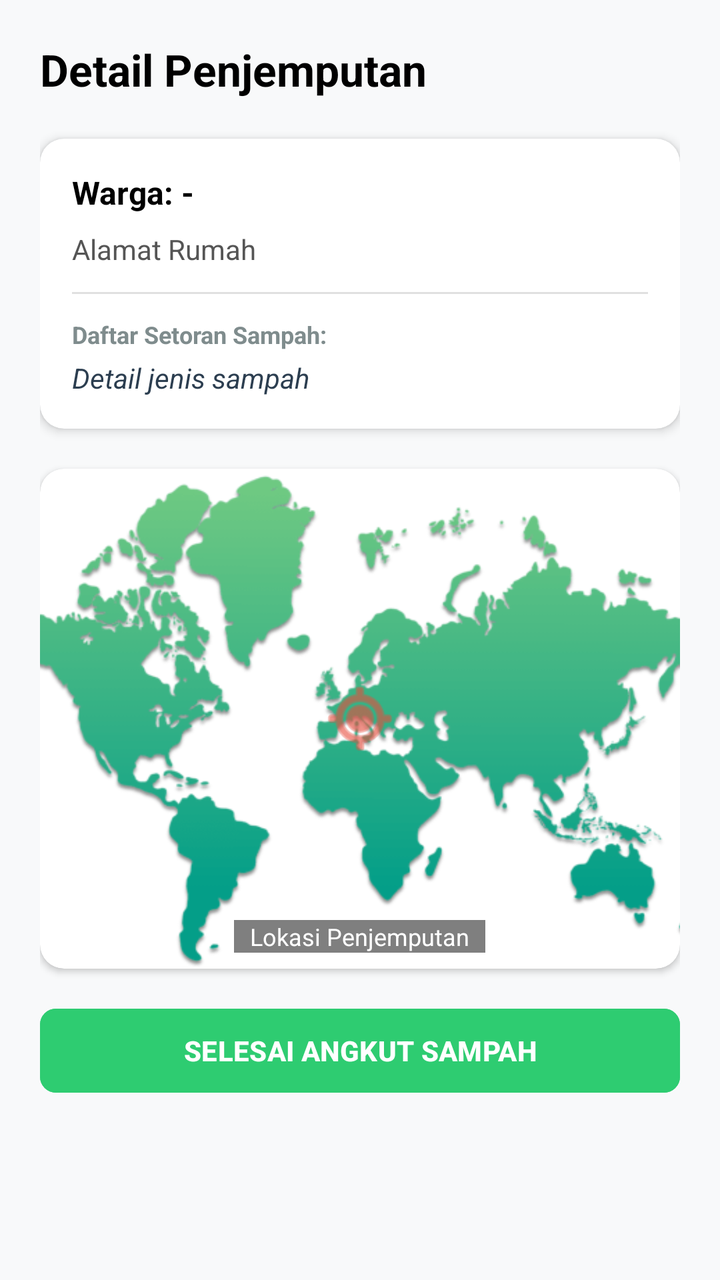
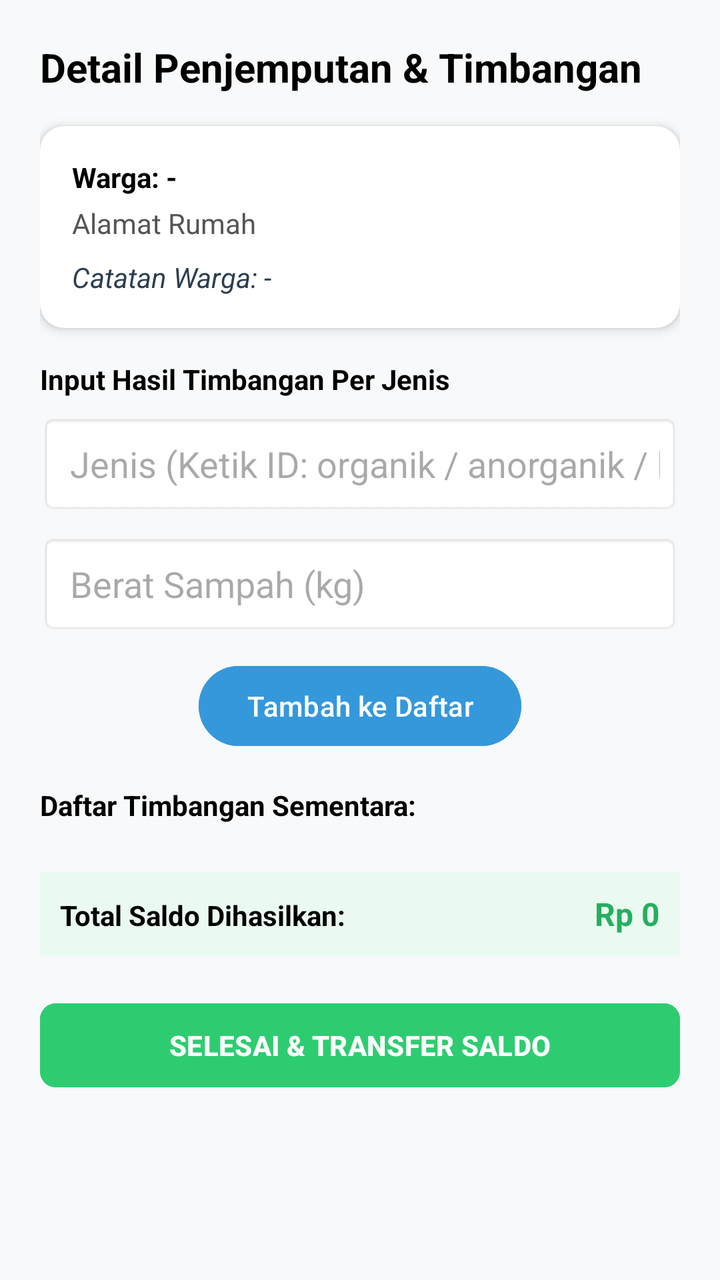

Two renders of the same Android screen: before a commit and after it. Below are the layout's source before the change and the commit's diff.
<!-- AndroidManifest.xml: application theme Theme.BankSampahDigital -->
<!-- res/layout/layout_tugas_penjemputan.xml -->
<?xml version="1.0" encoding="utf-8"?>
<ScrollView xmlns:android="http://schemas.android.com/apk/res/android"
    xmlns:app="http://schemas.android.com/apk/res-auto"
    android:layout_width="match_parent"
    android:layout_height="match_parent"
    android:fillViewport="true"
    android:background="#F8F9FA">

    <LinearLayout
        android:layout_width="match_parent"
        android:layout_height="wrap_content"
        android:orientation="vertical"
        android:padding="20dp">

        <TextView
            android:layout_width="wrap_content"
            android:layout_height="wrap_content"
            android:text="Detail Penjemputan"
            android:textStyle="bold"
            android:textSize="22sp"
            android:textColor="@android:color/black"
            android:layout_marginBottom="20dp"/>

        <androidx.cardview.widget.CardView
            android:layout_width="match_parent"
            android:layout_height="wrap_content"
            app:cardCornerRadius="12dp"
            app:cardElevation="3dp"
            android:layout_marginBottom="20dp">

            <LinearLayout
                android:layout_width="match_parent"
                android:layout_height="wrap_content"
                android:orientation="vertical"
                android:padding="16dp">

                <TextView
                    android:id="@+id/tvNamaWarga"
                    android:layout_width="wrap_content"
                    android:layout_height="wrap_content"
                    android:text="Warga: -"
                    android:textStyle="bold"
                    android:textSize="16sp"
                    android:textColor="@android:color/black"/>

                <TextView
                    android:id="@+id/tvAlamat"
                    android:layout_width="wrap_content"
                    android:layout_height="wrap_content"
                    android:text="Alamat Rumah"
                    android:textSize="14sp"
                    android:textColor="#555555"
                    android:layout_marginTop="8dp"/>

                <View
                    android:layout_width="match_parent"
                    android:layout_height="1dp"
                    android:background="#E0E0E0"
                    android:layout_marginVertical="12dp"/>

                <TextView
                    android:layout_width="wrap_content"
                    android:layout_height="wrap_content"
                    android:text="Daftar Setoran Sampah:"
                    android:textStyle="bold"
                    android:textSize="12sp"
                    android:textColor="#7F8C8D"/>

                <TextView
                    android:id="@+id/tvDetailSampah"
                    android:layout_width="wrap_content"
                    android:layout_height="wrap_content"
                    android:text="Detail jenis sampah"
                    android:textSize="14sp"
                    android:textColor="#2C3E50"
                    android:textStyle="italic"
                    android:layout_marginTop="4dp"/>
            </LinearLayout>
        </androidx.cardview.widget.CardView>

        <androidx.cardview.widget.CardView
            android:layout_width="match_parent"
            android:layout_height="250dp"
            app:cardCornerRadius="12dp"
            app:cardElevation="2dp"
            android:layout_marginBottom="16dp">

            <FrameLayout
                android:layout_width="match_parent"
                android:layout_height="match_parent">

                <ImageView
                    android:id="@+id/ivMapsDummy"
                    android:layout_width="match_parent"
                    android:layout_height="match_parent"
                    android:scaleType="centerCrop"
                    android:src="@drawable/peta" />

                <ImageView
                    android:layout_width="40dp"
                    android:layout_height="40dp"
                    android:layout_gravity="center"
                    android:src="@android:drawable/ic_menu_mylocation"
                    app:tint="#E74C3C" />

                <TextView
                    android:layout_width="wrap_content"
                    android:layout_height="wrap_content"
                    android:text="Lokasi Penjemputan"
                    android:layout_gravity="bottom|center_horizontal"
                    android:layout_marginBottom="8dp"
                    android:background="#80000000"
                    android:textColor="@android:color/white"
                    android:paddingHorizontal="8dp"
                    android:textSize="12sp"/>
            </FrameLayout>
        </androidx.cardview.widget.CardView>
        <Button
            android:id="@+id/btnSelesaiAngkut"
            android:layout_width="match_parent"
            android:layout_height="50dp"
            android:text="SELESAI ANGKUT SAMPAH"
            android:backgroundTint="#2ECC71"
            android:textColor="@android:color/white"
            android:textStyle="bold"
            app:cornerRadius="8dp"/>

    </LinearLayout>
</ScrollView>
<!-- resources referenced by this layout -->
<resources>
  <!-- drawable peta: png bitmap (drawable, 28170 bytes) -->
  <style name="Theme.BankSampahDigital" parent="Base.Theme.BankSampahDigital" />
  <style name="Base.Theme.BankSampahDigital" parent="Theme.Material3.DayNight.NoActionBar">
          
          
      </style>
</resources>

<!-- the commit's change to res/layout/layout_tugas_penjemputan.xml (unified diff, before → after) -->
@@ -1,6 +1,7 @@
 <?xml version="1.0" encoding="utf-8"?>
 <ScrollView xmlns:android="http://schemas.android.com/apk/res/android"
     xmlns:app="http://schemas.android.com/apk/res-auto"
+    xmlns:tools="http://tools.android.com/tools"
     android:layout_width="match_parent"
     android:layout_height="match_parent"
     android:fillViewport="true"
@@ -15,111 +16,133 @@
         <TextView
             android:layout_width="wrap_content"
             android:layout_height="wrap_content"
-            android:text="Detail Penjemputan"
-            android:textStyle="bold"
-            android:textSize="22sp"
+            android:text="Detail Penjemputan &amp; Timbangan"
+            android:textStyle="bold"
+            android:textSize="20sp"
             android:textColor="@android:color/black"
-            android:layout_marginBottom="20dp"/>
+            android:layout_marginBottom="16dp"/>
 
         <androidx.cardview.widget.CardView
             android:layout_width="match_parent"
             android:layout_height="wrap_content"
             app:cardCornerRadius="12dp"
             app:cardElevation="3dp"
-            android:layout_marginBottom="20dp">
-
+            android:layout_marginBottom="16dp">
             <LinearLayout
                 android:layout_width="match_parent"
                 android:layout_height="wrap_content"
                 android:orientation="vertical"
                 android:padding="16dp">
-
                 <TextView
                     android:id="@+id/tvNamaWarga"
                     android:layout_width="wrap_content"
                     android:layout_height="wrap_content"
                     android:text="Warga: -"
                     android:textStyle="bold"
-                    android:textSize="16sp"
                     android:textColor="@android:color/black"/>
-
                 <TextView
                     android:id="@+id/tvAlamat"
                     android:layout_width="wrap_content"
                     android:layout_height="wrap_content"
                     android:text="Alamat Rumah"
-                    android:textSize="14sp"
                     android:textColor="#555555"
-                    android:layout_marginTop="8dp"/>
-
-                <View
-                    android:layout_width="match_parent"
-                    android:layout_height="1dp"
-                    android:background="#E0E0E0"
-                    android:layout_marginVertical="12dp"/>
-
-                <TextView
-                    android:layout_width="wrap_content"
-                    android:layout_height="wrap_content"
-                    android:text="Daftar Setoran Sampah:"
-                    android:textStyle="bold"
-                    android:textSize="12sp"
-                    android:textColor="#7F8C8D"/>
-
+                    android:layout_marginTop="4dp"/>
                 <TextView
                     android:id="@+id/tvDetailSampah"
-                    android:layout_width="wrap_content"
+                    android:layout_width="match_parent"
                     android:layout_height="wrap_content"
-                    android:text="Detail jenis sampah"
-                    android:textSize="14sp"
-                    android:textColor="#2C3E50"
+                    android:text="Catatan Warga: -"
                     android:textStyle="italic"
-                    android:layout_marginTop="4dp"/>
+                    android:layout_marginTop="8dp"
+                    android:textColor="#2C3E50"/>
             </LinearLayout>
         </androidx.cardview.widget.CardView>
 
-        <androidx.cardview.widget.CardView
-            android:layout_width="match_parent"
-            android:layout_height="250dp"
-            app:cardCornerRadius="12dp"
-            app:cardElevation="2dp"
-            android:layout_marginBottom="16dp">
-
-            <FrameLayout
-                android:layout_width="match_parent"
-                android:layout_height="match_parent">
-
-                <ImageView
-                    android:id="@+id/ivMapsDummy"
-                    android:layout_width="match_parent"
-                    android:layout_height="match_parent"
-                    android:scaleType="centerCrop"
-                    android:src="@drawable/peta" />
-
-                <ImageView
-                    android:layout_width="40dp"
-                    android:layout_height="40dp"
-                    android:layout_gravity="center"
-                    android:src="@android:drawable/ic_menu_mylocation"
-                    app:tint="#E74C3C" />
-
-                <TextView
-                    android:layout_width="wrap_content"
-                    android:layout_height="wrap_content"
-                    android:text="Lokasi Penjemputan"
-                    android:layout_gravity="bottom|center_horizontal"
-                    android:layout_marginBottom="8dp"
-                    android:background="#80000000"
-                    android:textColor="@android:color/white"
-                    android:paddingHorizontal="8dp"
-                    android:textSize="12sp"/>
-            </FrameLayout>
-        </androidx.cardview.widget.CardView>
+        <TextView
+            android:layout_width="wrap_content"
+            android:layout_height="wrap_content"
+            android:text="Input Hasil Timbangan Per Jenis"
+            android:textStyle="bold"
+            android:textColor="@android:color/black"
+            android:layout_marginBottom="8dp"/>
+
+        <EditText
+            android:id="@+id/etKurirJenisSampah"
+            android:layout_width="match_parent"
+            android:layout_height="50dp"
+            android:background="@android:drawable/editbox_background"
+            android:hint="Jenis (Ketik ID: organik / anorganik / logam)"
+            android:paddingLeft="15dp"
+            android:inputType="text"
+            android:textColor="@android:color/black"/>
+
+        <EditText
+            android:id="@+id/etKurirBeratSampah"
+            android:layout_width="match_parent"
+            android:layout_height="50dp"
+            android:layout_marginTop="10dp"
+            android:background="@android:drawable/editbox_background"
+            android:hint="Berat Sampah (kg)"
+            android:inputType="numberDecimal"
+            android:paddingLeft="15dp"
+            android:textColor="@android:color/black"/>
+
+        <Button
+            android:id="@+id/btnKurirTambahItem"
+            android:layout_width="wrap_content"
+            android:layout_height="wrap_content"
+            android:layout_gravity="center"
+            android:layout_marginTop="12dp"
+            android:text="Tambah ke Daftar"
+            android:backgroundTint="#3498DB"
+            android:textColor="@android:color/white"/>
+
+        <TextView
+            android:layout_width="wrap_content"
+            android:layout_height="wrap_content"
+            android:layout_marginTop="16dp"
+            android:text="Daftar Timbangan Sementara:"
+            android:textStyle="bold"
+            android:textColor="@android:color/black"/>
+
+        <androidx.recyclerview.widget.RecyclerView
+            android:id="@+id/rvTimbanganKurir"
+            android:layout_width="match_parent"
+            android:layout_height="wrap_content"
+            android:layout_marginTop="8dp"
+            android:nestedScrollingEnabled="false"
+            tools:listitem="@layout/item_timbangan_sementara"/>
+
+        <LinearLayout
+            android:layout_width="match_parent"
+            android:layout_height="wrap_content"
+            android:orientation="horizontal"
+            android:layout_marginTop="16dp"
+            android:padding="10dp"
+            android:background="#EAFAF1">
+            <TextView
+                android:layout_width="0dp"
+                android:layout_height="wrap_content"
+                android:layout_weight="1"
+                android:text="Total Saldo Dihasilkan:"
+                android:textStyle="bold"
+                android:textColor="@android:color/black"/>
+            <TextView
+                android:id="@+id/tvKurirTotalHarga"
+                android:layout_width="wrap_content"
+                android:layout_height="wrap_content"
+                android:text="Rp 0"
+                android:textStyle="bold"
+                android:textColor="#27AE60"
+                android:textSize="16sp"/>
+        </LinearLayout>
+
         <Button
             android:id="@+id/btnSelesaiAngkut"
             android:layout_width="match_parent"
             android:layout_height="50dp"
-            android:text="SELESAI ANGKUT SAMPAH"
+            android:layout_marginTop="20dp"
+            android:text="SELESAI &amp; TRANSFER SALDO"
             android:backgroundTint="#2ECC71"
             android:textColor="@android:color/white"
             android:textStyle="bold"
@@ -127,3 +150,53 @@
 
     </LinearLayout>
 </ScrollView>
+<!-- res/layout/item_timbangan_sementara.xml (included above) -->
+<?xml version="1.0" encoding="utf-8"?>
+<androidx.cardview.widget.CardView
+    xmlns:android="http://schemas.android.com/apk/res/android"
+    xmlns:app="http://schemas.android.com/apk/res-auto"
+    android:layout_width="match_parent"
+    android:layout_height="wrap_content"
+    android:layout_marginHorizontal="4dp"
+    android:layout_marginVertical="6dp"
+    app:cardCornerRadius="12dp"
+    app:cardElevation="4dp"
+    app:cardBackgroundColor="@android:color/white">
+
+    <LinearLayout
+        android:layout_width="match_parent"
+        android:layout_height="wrap_content"
+        android:orientation="horizontal"
+        android:padding="15dp"
+        android:gravity="center_vertical">
+
+        <TextView
+            android:id="@+id/tvInfoItemSampah"
+            android:layout_width="0dp"
+            android:layout_height="wrap_content"
+            android:layout_weight="1"
+            android:text="Nama Sampah (Jenis) - 0 kg\nRp 0"
+            android:textColor="@android:color/black"
+            android:textSize="14sp" />
+
+        <ImageButton
+            android:id="@+id/btnEditItem"
+            android:layout_width="40dp"
+            android:layout_height="40dp"
+            android:background="?android:attr/selectableItemBackgroundBorderless"
+            android:src="@android:drawable/ic_menu_edit"
+            app:tint="#2196F3"
+            android:contentDescription="Edit" />
+
+        <ImageButton
+            android:id="@+id/btnDeleteItem"
+            android:layout_width="40dp"
+            android:layout_height="40dp"
+            android:layout_marginLeft="4dp"
+            android:background="?android:attr/selectableItemBackgroundBorderless"
+            android:src="@android:drawable/ic_menu_delete"
+            app:tint="#E74C3C"
+            android:contentDescription="Hapus" />
+
+    </LinearLayout>
+</androidx.cardview.widget.CardView>
<!-- resource entries referenced after the edit -->
@@ -1,6 +1,5 @@
 <!-- resources referenced by this layout -->
 <resources>
-  <!-- drawable peta: png bitmap (drawable, 28170 bytes) -->
   <style name="Theme.BankSampahDigital" parent="Base.Theme.BankSampahDigital" />
   <style name="Base.Theme.BankSampahDigital" parent="Theme.Material3.DayNight.NoActionBar">
           
